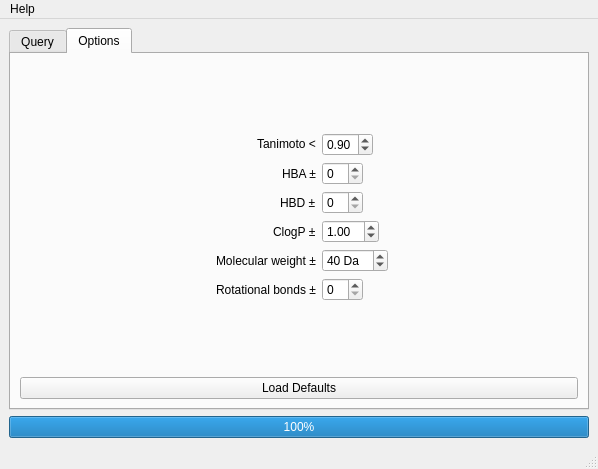
Old version of the form MainWindow.ui in the repository URV-cheminformatics/DecoyFinder.
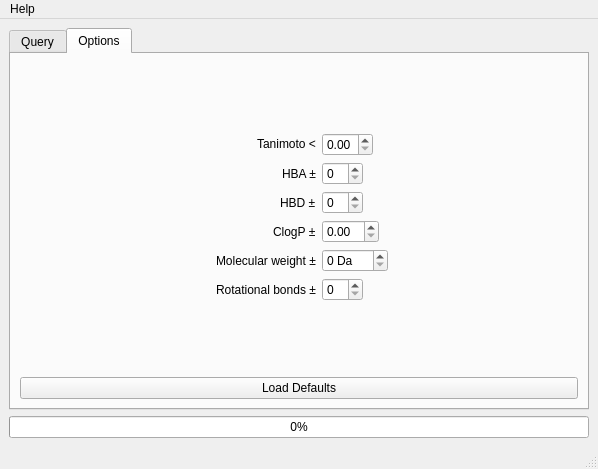
New version of the form. The open tabs and pages were chosen to show the change.

Commit message: Some more GUI work - now functional

Patch:
```diff
--- a/MainWindow.ui
+++ b/MainWindow.ui
@@ -185,9 +185,6 @@
             <property name="singleStep">
              <double>0.100000000000000</double>
             </property>
-            <property name="value">
-             <double>0.900000000000000</double>
-            </property>
            </widget>
           </item>
           <item row="1" column="0">
@@ -216,9 +213,6 @@
             <property name="singleStep">
              <double>0.100000000000000</double>
             </property>
-            <property name="value">
-             <double>1.000000000000000</double>
-            </property>
            </widget>
           </item>
           <item row="4" column="0">
@@ -243,9 +237,6 @@
             <property name="maximum">
              <number>999</number>
             </property>
-            <property name="value">
-             <number>40</number>
-            </property>
            </widget>
           </item>
           <item row="5" column="1">
@@ -273,7 +264,7 @@
     <item>
      <widget class="QProgressBar" name="progressBar">
       <property name="value">
-       <number>100</number>
+       <number>0</number>
       </property>
       <property name="alignment">
        <set>Qt::AlignCenter</set>
```
Left out of the diff: 38 changed lines with no effect on the pictures. The commit also changes 3 other files.
